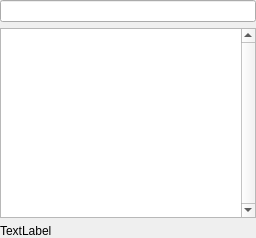
Old version of the form folderpanel.ui in the repository miyabi-satoh/Gefu.
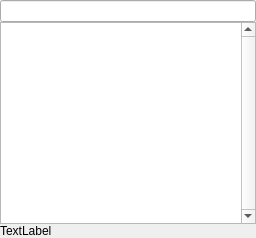
New version of the form. Custom widgets are drawn as their Qt base class.

```diff
--- a/folderpanel.ui
+++ b/folderpanel.ui
@@ -20,6 +20,9 @@
    <string>Form</string>
   </property>
   <layout class="QVBoxLayout" name="verticalLayout">
+   <property name="spacing">
+    <number>0</number>
+   </property>
    <property name="leftMargin">
     <number>0</number>
    </property>
```
